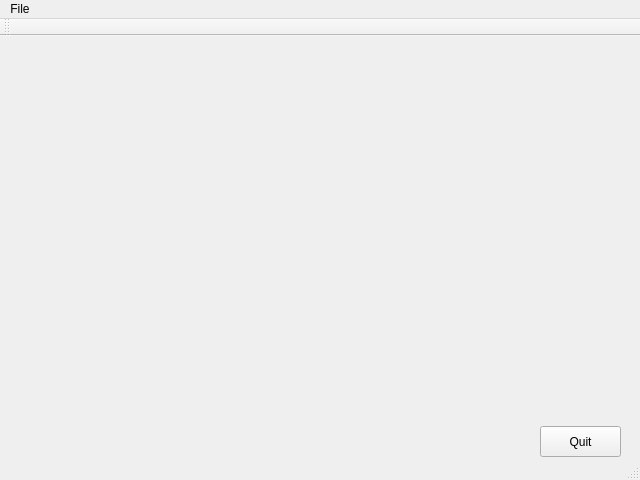
Above: PyQt5_Tutorial/PQTMain.ui from Rodun/PythonProjects before the change. Below: the same form after it.
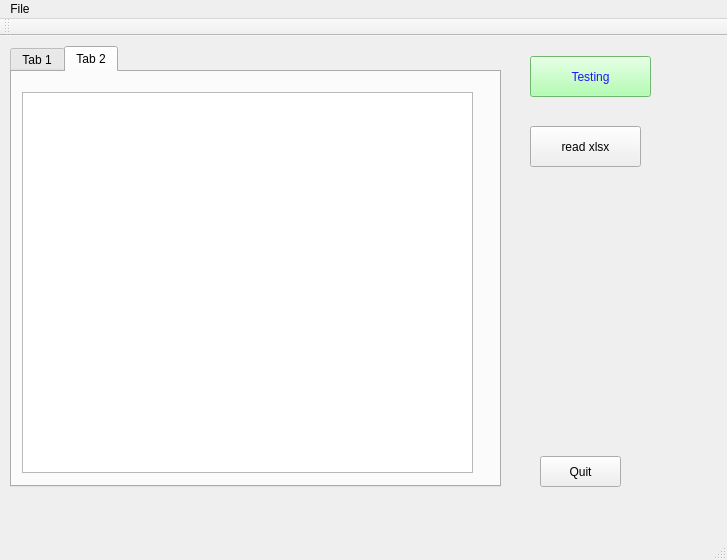
That is the form after the change. Icons and pictures are not drawn.

```diff
--- a/PyQt5_Tutorial/PQTMain.ui
+++ b/PyQt5_Tutorial/PQTMain.ui
@@ -6,8 +6,8 @@
    <rect>
     <x>0</x>
     <y>0</y>
-    <width>640</width>
-    <height>480</height>
+    <width>727</width>
+    <height>560</height>
    </rect>
   </property>
   <property name="windowTitle">
@@ -25,7 +25,7 @@
     <property name="geometry">
      <rect>
       <x>540</x>
-      <y>390</y>
+      <y>420</y>
       <width>81</width>
       <height>31</height>
      </rect>
@@ -37,13 +37,87 @@
      <string>Quit</string>
     </property>
    </widget>
+   <widget class="QPushButton" name="pushButton_testing">
+    <property name="geometry">
+     <rect>
+      <x>530</x>
+      <y>20</y>
+      <width>121</width>
+      <height>41</height>
+     </rect>
+    </property>
+    <property name="styleSheet">
+     <string notr="true">color: rgb(35, 20, 255);
+background-color: rgb(156, 255, 156);
+font: 75 11pt &quot;Consolas&quot;;</string>
+    </property>
+    <property name="text">
+     <string>Testing</string>
+    </property>
+   </widget>
+   <widget class="QPushButton" name="pushButton_readxlsx">
+    <property name="geometry">
+     <rect>
+      <x>530</x>
+      <y>90</y>
+      <width>111</width>
+      <height>41</height>
+     </rect>
+    </property>
+    <property name="text">
+     <string>read xlsx</string>
+    </property>
+   </widget>
+   <widget class="QTabWidget" name="tabWidget">
+    <property name="geometry">
+     <rect>
+      <x>10</x>
+      <y>10</y>
+      <width>491</width>
+      <height>441</height>
+     </rect>
+    </property>
+    <property name="currentIndex">
+     <number>1</number>
+    </property>
+    <widget class="QWidget" name="tab">
+     <attribute name="title">
+      <string>Tab 1</string>
+     </attribute>
+     <widget class="QTextBrowser" name="textBrowser_info">
+      <property name="geometry">
+       <rect>
+        <x>10</x>
+        <y>10</y>
+        <width>411</width>
+        <height>341</height>
+       </rect>
+      </property>
+     </widget>
+    </widget>
+    <widget class="QWidget" name="tab_2">
+     <attribute name="title">
+      <string>Tab 2</string>
+     </attribute>
+     <widget class="QTableWidget" name="tableWidget_xlsx">
+      <property name="geometry">
+       <rect>
+        <x>10</x>
+        <y>20</y>
+        <width>451</width>
+        <height>381</height>
+       </rect>
+      </property>
+     </widget>
+    </widget>
+   </widget>
   </widget>
   <widget class="QMenuBar" name="menubar">
    <property name="geometry">
     <rect>
      <x>0</x>
      <y>0</y>
-     <width>640</width>
+     <width>727</width>
      <height>21</height>
     </rect>
    </property>
```
